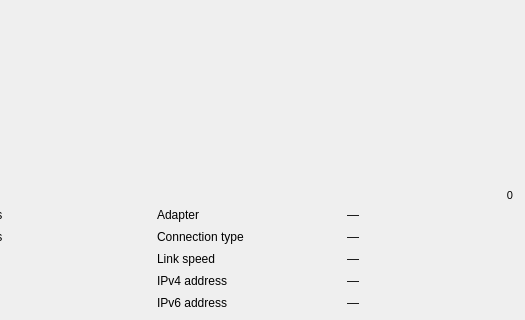
Qt form src/perf/networkdetailwidget.ui (phyrophone/TuxManager) before a commit; both pictures show x 235 to 760 and y 300 to 620 of the 760 by 620 pixel window.
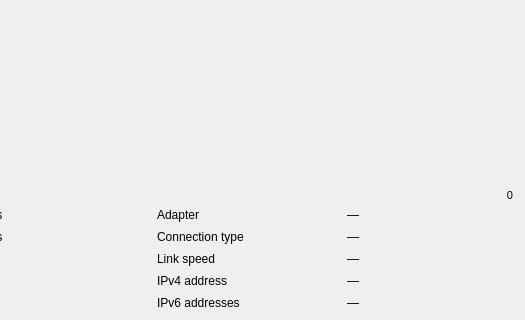
The same form after that commit. Custom widgets are drawn as their Qt base class.

Commit message:
Show all IPv6 addresses in NIC details (#36)
* Show all IPv6 addresses in NIC details

Patch:
```diff
--- a/src/perf/networkdetailwidget.ui
+++ b/src/perf/networkdetailwidget.ui
@@ -244,8 +244,11 @@
        <property name="styleSheet">
         <string></string>
        </property>
+       <property name="alignment">
+        <set>Qt::AlignmentFlag::AlignLeading|Qt::AlignmentFlag::AlignLeft|Qt::AlignmentFlag::AlignTop</set>
+       </property>
        <property name="text">
-        <string>IPv6 address</string>
+        <string>IPv6 addresses</string>
        </property>
       </widget>
      </item>
```
Left out of the diff: 11 changed lines with no effect on the pictures. The commit also changes 3 other files.
